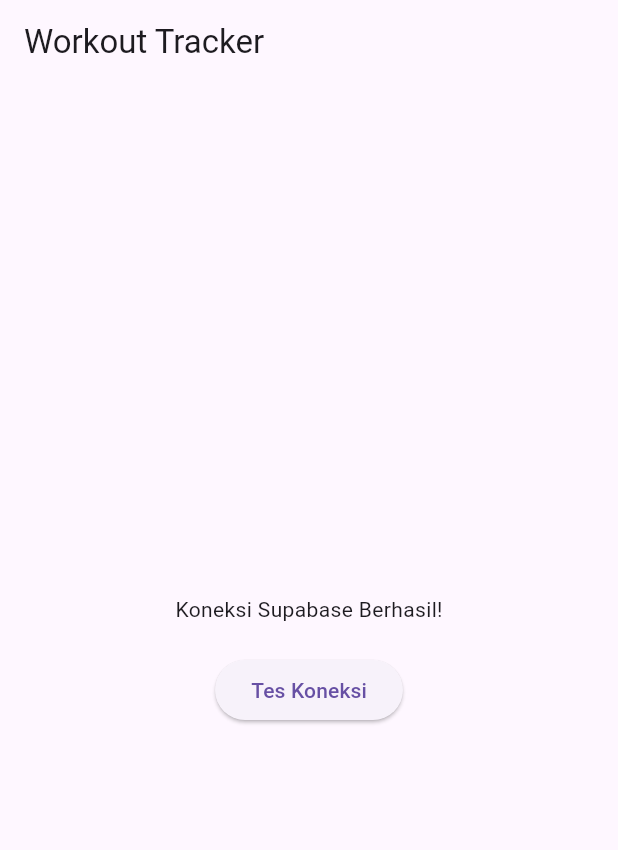
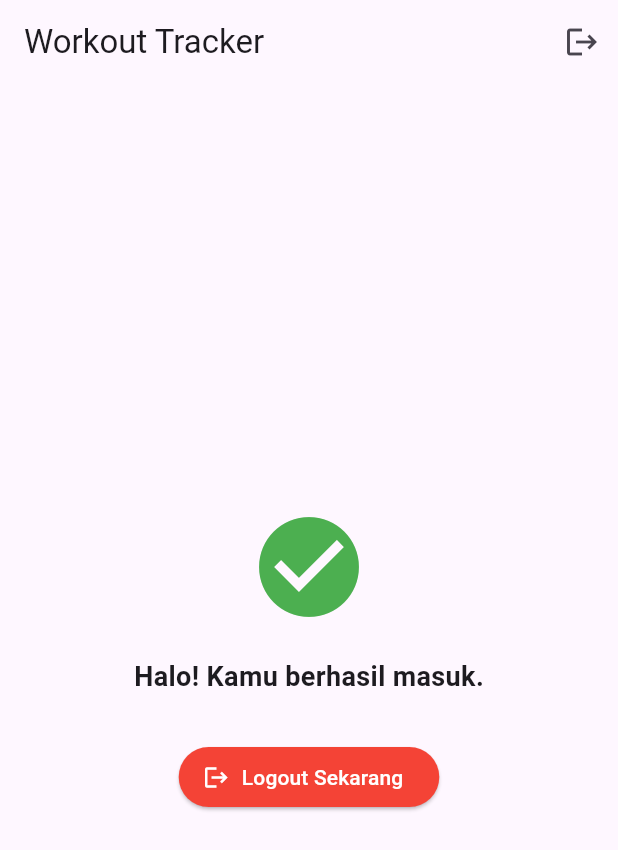
Before and after one commit to roisanwr/Tracker-Apps, a Flutter app: the HomePage screen opened directly, on a phone screen of 412 x 824 dp. Shown: the top 850 px of the screen. Run offline on Flutter 3.47's test engine with Material 3 defaults, Android fonts, the phone set to English and light mode, and no system bars; our stand-ins replace supabase_flutter; accounts and stored records are empty.

Commit message:
update dikit

```diff
--- a/lib/main.dart
+++ b/lib/main.dart
@@ -23,6 +23,7 @@ class MyApp extends StatelessWidget {
   @override
   Widget build(BuildContext context) {
     return MaterialApp(
+      debugShowCheckedModeBanner: false, // <--- TAMBAHKAN BARIS INI
       title: 'Workout Tracker',
       theme: ThemeData(
         primarySwatch: Colors.blue,
@@ -35,22 +36,53 @@ class MyApp extends StatelessWidget {
 class HomePage extends StatelessWidget {
   const HomePage({super.key});
 
+  // Fungsi Logout
+  Future<void> _signOut(BuildContext context) async {
+    await Supabase.instance.client.auth.signOut();
+
+    if (context.mounted) {
+      // Pindah balik ke halaman Login & hapus riwayat navigasi sebelumnya
+      Navigator.pushReplacement(
+        context,
+        MaterialPageRoute(builder: (context) => const LoginPage()),
+      );
+    }
+  }
+
   @override
   Widget build(BuildContext context) {
     return Scaffold(
-      appBar: AppBar(title: const Text('Workout Tracker')),
+      appBar: AppBar(
+        title: const Text('Workout Tracker'),
+        actions: [
+          // Tombol Logout di Pojok Kanan Atas
+          IconButton(
+            onPressed: () => _signOut(context),
+            icon: const Icon(Icons.logout),
+            tooltip: 'Logout',
+          ),
+        ],
+      ),
       body: Center(
         child: Column(
           mainAxisAlignment: MainAxisAlignment.center,
           children: [
-            const Text('Koneksi Supabase Berhasil!'),
+            const Icon(Icons.check_circle, size: 80, color: Colors.green),
             const SizedBox(height: 20),
-            ElevatedButton(
-              onPressed: () {
-                // Nanti kita tambah fungsi tes database di sini
-                print("Tombol ditekan");
-              },
-              child: const Text('Tes Koneksi'),
+            const Text(
+              'Halo! Kamu berhasil masuk.',
+              style: TextStyle(fontSize: 18, fontWeight: FontWeight.bold),
+            ),
+            const SizedBox(height: 30),
+            // Tombol Logout Cadangan di Tengah
+            ElevatedButton.icon(
+              onPressed: () => _signOut(context),
+              icon: const Icon(Icons.logout),
+              label: const Text('Logout Sekarang'),
+              style: ElevatedButton.styleFrom(
+                backgroundColor: Colors.red, // Warna merah biar kelihatan tombol 'bahaya'
+                foregroundColor: Colors.white,
+              ),
             ),
           ],
         ),
```
